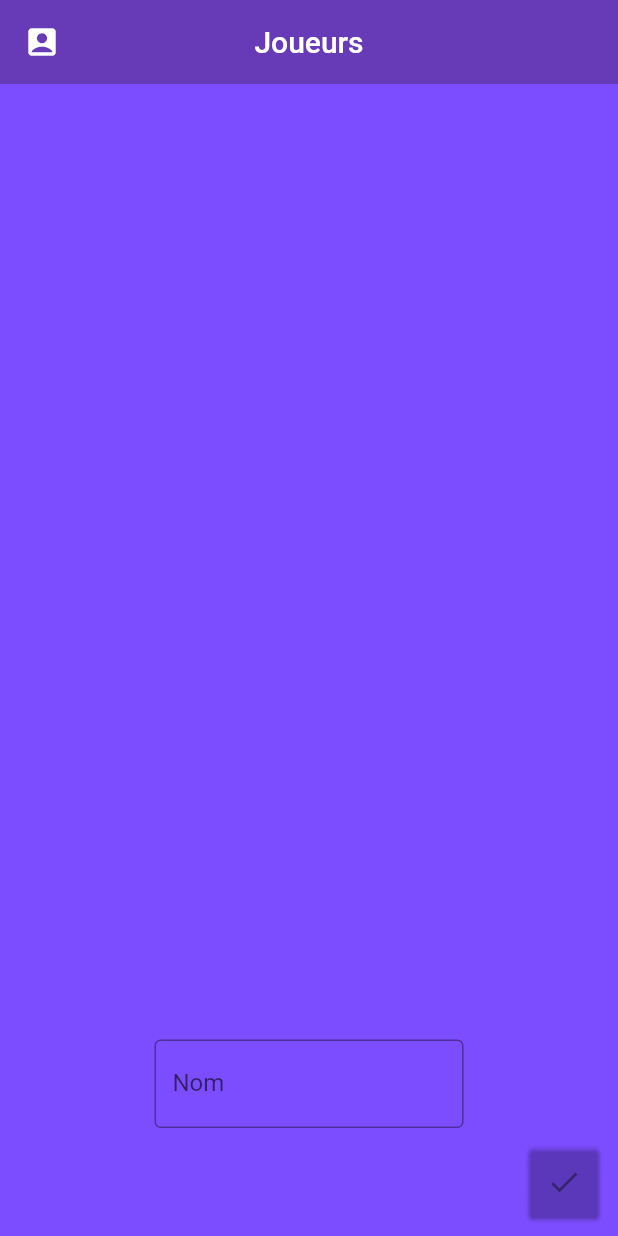
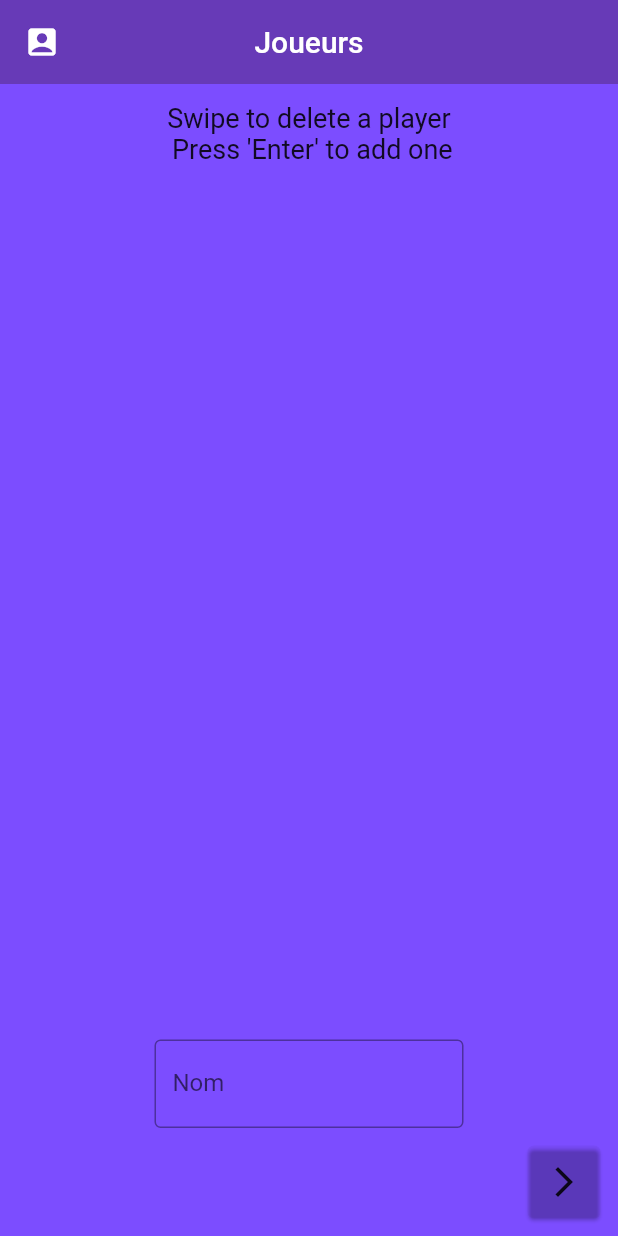
Before and after one commit to ValJoly/PicoloEsirem, a Flutter app: the screen it shows after launch, on a phone screen of 412 x 824 dp. Run offline on Flutter 3.47's test engine with Material 2 defaults, Android fonts, the light colour scheme and no system bars.

Commit message:
Add players turn into Game

```diff
--- a/assets/card.txt
+++ b/assets/card.txt
@@ -44,7 +44,7 @@ Vomi : \n Le dernier a avoir vomi prends un cul sec
 échappé : \n Si tu n’as jamais fais de soirées chez toi, la prochaine distribution est forcément pour toi
 meuble : \n Le plus ancien de l’école distribue 3 gorgées ou tout le monde boit s’il préfère
 GEIPI : \n S’il y a plus de personnes qui ont fait geipi dans la salle, chacun distribue 1 gorgée sinon, chacun en prend 1
-JPO : \n Si tu as visité l’école avant de venir dedans, distribue 2 gorgées, sinon bois en 2
+JPO : \n Si tu as visité l’école avant de venir dedans, distribue 2 gorgées, sinon bois en 2$
 Pause midi : \n Plutôt RU ou manger son tuper. Les minoritaires prennent 3 gorgées
 Corps enseignants : \n Citez chacun votre tour un nom de prof. Le premier qui se trompe prend 4 gorgées
 feu de l’amour : \n Si tu es déjà sorti avec qqun de l’école, distribue 3 gorgées, sinon prends en 3
--- a/lib/Home.dart
+++ b/lib/Home.dart
@@ -1,3 +1,4 @@
+import 'package:PicoloEsirem/Game.dart';
 import 'package:flutter/material.dart';
 
 class Home extends StatefulWidget {
@@ -8,6 +9,7 @@ class Home extends StatefulWidget {
 }
 
 class _Home extends State<Home> {
+
   List<String> players = new List();
 
   @override
@@ -21,6 +23,14 @@ class _Home extends State<Home> {
       ),
       backgroundColor: Colors.deepPurpleAccent,
       body: Column(children: [
+        Padding(
+          padding: const EdgeInsets.all(12),
+          child: Text(
+            'Swipe to delete a player \n Press \'Enter\' to add one',
+            style: TextStyle(fontSize: 18),
+            textAlign: TextAlign.center,
+          ),
+        ),
         Expanded(
           child: ListView.builder(
             itemCount: players.length,
@@ -82,9 +92,19 @@ class _Home extends State<Home> {
             child: Card(
               color: Colors.transparent,
               child: IconButton(
-                onPressed: null,
+                onPressed: () {
+                  Navigator.of(context).push(
+                    MaterialPageRoute(
+                      builder: (context) {
+                        return PicoloGame(players);
+                      },
+                    ),
+                    //'/GamePage'
+                  );
+
+                },
                 icon: Icon(
-                  Icons.check,
+                  Icons.arrow_forward_ios,
                 ),
               ),
             ),
--- a/lib/MyApp.dart
+++ b/lib/MyApp.dart
@@ -1,4 +1,5 @@
 import 'package:flutter/material.dart';
+import 'Game.dart';
 import 'Home.dart';
 
 class MyApp extends StatelessWidget {
@@ -7,12 +8,14 @@ class MyApp extends StatelessWidget {
   Widget build(BuildContext context) {
 
     return new MaterialApp(
-      title: 'Picolo ESIREM',
+      title: 'Soirée ESIREM',
       theme: new ThemeData(
           primarySwatch: Colors.deepPurple
       ),
       debugShowCheckedModeBanner: false,
       home: new Home(),
+      routes: <String, WidgetBuilder> {
+      },
     );
   }
 }
```
Also changed, not shown: lib/Game.dart (deleted, +0 -77 lines), lib/PicoloGame.dart (added, +114 -0 lines), assets/images/carte_lapin.png (added).
